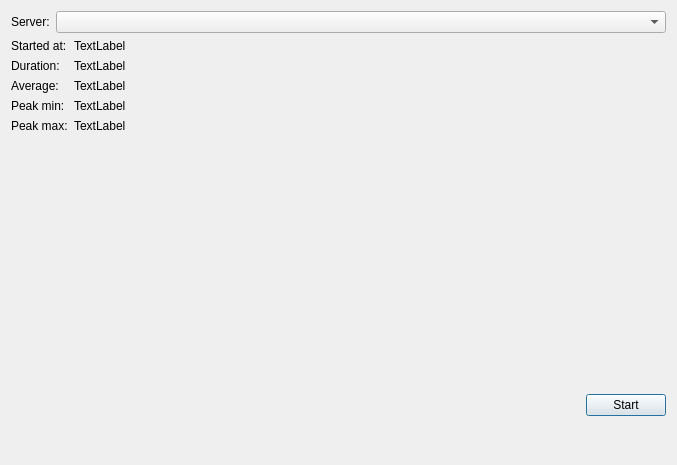
This is dp_ping_monitor/gui/ui/main_dialog.ui in DiPaolo/dp-ping-monitor as Qt 5 draws it before an edit. The edited form follows.
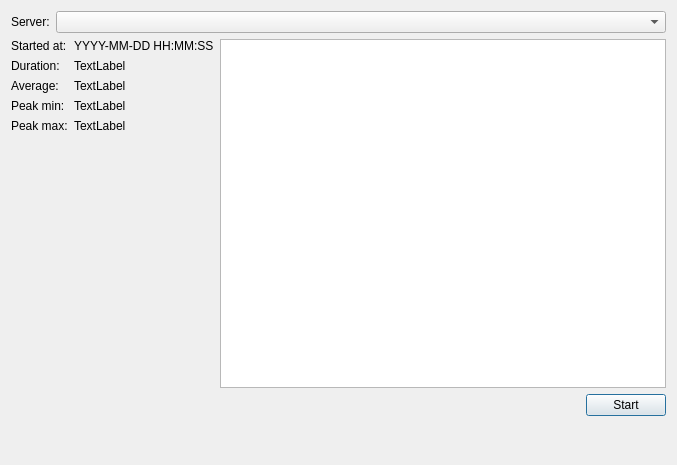
This is the edited form. Custom widgets are drawn as their Qt base class.

What changed in the file:
```diff
--- a/dp_ping_monitor/gui/ui/main_dialog.ui
+++ b/dp_ping_monitor/gui/ui/main_dialog.ui
@@ -13,7 +13,7 @@
   <property name="windowTitle">
    <string>Dialog</string>
   </property>
-  <layout class="QVBoxLayout" name="verticalLayout" stretch="0,0,1,0,0,0">
+  <layout class="QVBoxLayout" name="verticalLayout" stretch="0,1,0,0,0">
    <item>
     <layout class="QHBoxLayout" name="horizontalLayout">
      <item>
@@ -39,9 +39,22 @@
     </layout>
    </item>
    <item>
-    <layout class="QHBoxLayout" name="horizontalLayout_4">
+    <layout class="QHBoxLayout" name="horizontalLayout_4" stretch="0,0">
      <item>
-      <layout class="QGridLayout" name="gridLayout">
+      <layout class="QGridLayout" name="gridLayout" columnstretch="0,0">
+       <item row="0" column="1">
+        <widget class="QLabel" name="start_time">
+         <property name="minimumSize">
+          <size>
+           <width>140</width>
+           <height>0</height>
+          </size>
+         </property>
+         <property name="text">
+          <string>YYYY-MM-DD HH:MM:SS</string>
+         </property>
+        </widget>
+       </item>
        <item row="0" column="0">
         <widget class="QLabel" name="label_2">
          <property name="text">
@@ -49,20 +62,6 @@
          </property>
         </widget>
        </item>
-       <item row="0" column="1">
-        <widget class="QLabel" name="start_time">
-         <property name="text">
-          <string>TextLabel</string>
-         </property>
-        </widget>
-       </item>
-       <item row="1" column="0">
-        <widget class="QLabel" name="label_3">
-         <property name="text">
-          <string>Duration:</string>
-         </property>
-        </widget>
-       </item>
        <item row="1" column="1">
         <widget class="QLabel" name="duration">
          <property name="text">
@@ -70,13 +69,6 @@
          </property>
         </widget>
        </item>
-       <item row="2" column="0">
-        <widget class="QLabel" name="label_4">
-         <property name="text">
-          <string>Average:</string>
-         </property>
-        </widget>
-       </item>
        <item row="2" column="1">
         <widget class="QLabel" name="avg_ping">
          <property name="text">
@@ -84,6 +76,13 @@
          </property>
         </widget>
        </item>
+       <item row="4" column="0">
+        <widget class="QLabel" name="label_6">
+         <property name="text">
+          <string>Peak max:</string>
+         </property>
+        </widget>
+       </item>
        <item row="3" column="0">
         <widget class="QLabel" name="label_5">
          <property name="text">
@@ -91,6 +90,19 @@
          </property>
         </widget>
        </item>
+       <item row="5" column="1">
+        <spacer name="verticalSpacer">
+         <property name="orientation">
+          <enum>Qt::Vertical</enum>
+         </property>
+         <property name="sizeHint" stdset="0">
+          <size>
+           <width>20</width>
+           <height>40</height>
+          </size>
+         </property>
+        </spacer>
+       </item>
        <item row="3" column="1">
         <widget class="QLabel" name="min_ping">
          <property name="text">
@@ -98,10 +110,17 @@
          </property>
         </widget>
        </item>
-       <item row="4" column="0">
-        <widget class="QLabel" name="label_6">
+       <item row="1" column="0">
+        <widget class="QLabel" name="label_3">
          <property name="text">
-          <string>Peak max:</string>
+          <string>Duration:</string>
+         </property>
+        </widget>
+       </item>
+       <item row="2" column="0">
+        <widget class="QLabel" name="label_4">
+         <property name="text">
+          <string>Average:</string>
          </property>
         </widget>
        </item>
@@ -115,33 +134,10 @@
       </layout>
      </item>
      <item>
-      <spacer name="horizontalSpacer_3">
-       <property name="orientation">
-        <enum>Qt::Horizontal</enum>
-       </property>
-       <property name="sizeHint" stdset="0">
-        <size>
-         <width>40</width>
-         <height>20</height>
-        </size>
-       </property>
-      </spacer>
+      <widget class="QChartView" name="graph"/>
      </item>
     </layout>
    </item>
-   <item>
-    <spacer name="verticalSpacer">
-     <property name="orientation">
-      <enum>Qt::Vertical</enum>
-     </property>
-     <property name="sizeHint" stdset="0">
-      <size>
-       <width>20</width>
-       <height>40</height>
-      </size>
-     </property>
-    </spacer>
-   </item>
    <item>
     <layout class="QHBoxLayout" name="horizontalLayout_2">
      <item>
@@ -221,6 +217,13 @@
    </item>
   </layout>
  </widget>
+ <customwidgets>
+  <customwidget>
+   <class>QChartView</class>
+   <extends>QGraphicsView</extends>
+   <header>qchartview.h</header>
+  </customwidget>
+ </customwidgets>
  <resources/>
  <connections/>
 </ui>
```
